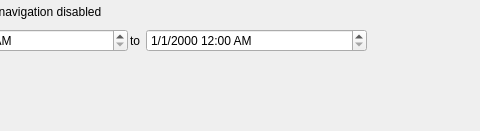
First picture: the form in src/ui/qgstemporalcontrollerwidgetbase.ui, repository qgis/QGIS, before the edit; both pictures show x 132 to 612 and y 0 to 131 of the 747 by 131 pixel window.
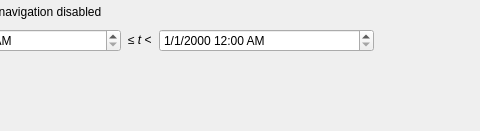
Second picture: the form after the edit. Icons and pictures are not drawn. Custom widgets are drawn as their Qt base class.

Commit message:
Explicitly state in temporal controller dock that the visible time range is lower < t <= upper
Provides explicit clarification to users that the upper time in
the current filter time range is NOT visible in the canvas

Patch:
```diff
--- a/src/ui/qgstemporalcontrollerwidgetbase.ui
+++ b/src/ui/qgstemporalcontrollerwidgetbase.ui
@@ -192,13 +192,45 @@
            </property>
           </widget>
          </item>
+         <item>
+          <spacer name="horizontalSpacer_4">
+           <property name="orientation">
+            <enum>Qt::Horizontal</enum>
+           </property>
+           <property name="sizeType">
+            <enum>QSizePolicy::Fixed</enum>
+           </property>
+           <property name="sizeHint" stdset="0">
+            <size>
+             <width>5</width>
+             <height>20</height>
+            </size>
+           </property>
+          </spacer>
+         </item>
          <item>
           <widget class="QLabel" name="mFixedRangeRangeToLabel">
            <property name="text">
-            <string>to </string>
+            <string>&lt;html&gt;&lt;head/&gt;&lt;body&gt;&lt;p&gt;≤ &lt;span style=&quot; font-style:italic;&quot;&gt;t&lt;/span&gt; &amp;lt;&lt;/p&gt;&lt;/body&gt;&lt;/html&gt;</string>
            </property>
           </widget>
          </item>
+         <item>
+          <spacer name="horizontalSpacer_5">
+           <property name="orientation">
+            <enum>Qt::Horizontal</enum>
+           </property>
+           <property name="sizeType">
+            <enum>QSizePolicy::Fixed</enum>
+           </property>
+           <property name="sizeHint" stdset="0">
+            <size>
+             <width>5</width>
+             <height>20</height>
+            </size>
+           </property>
+          </spacer>
+         </item>
          <item>
           <widget class="QDateTimeEdit" name="mFixedRangeEndDateTime">
            <property name="sizePolicy">
```
Left out of the diff: 34 changed lines with no effect on the pictures.
